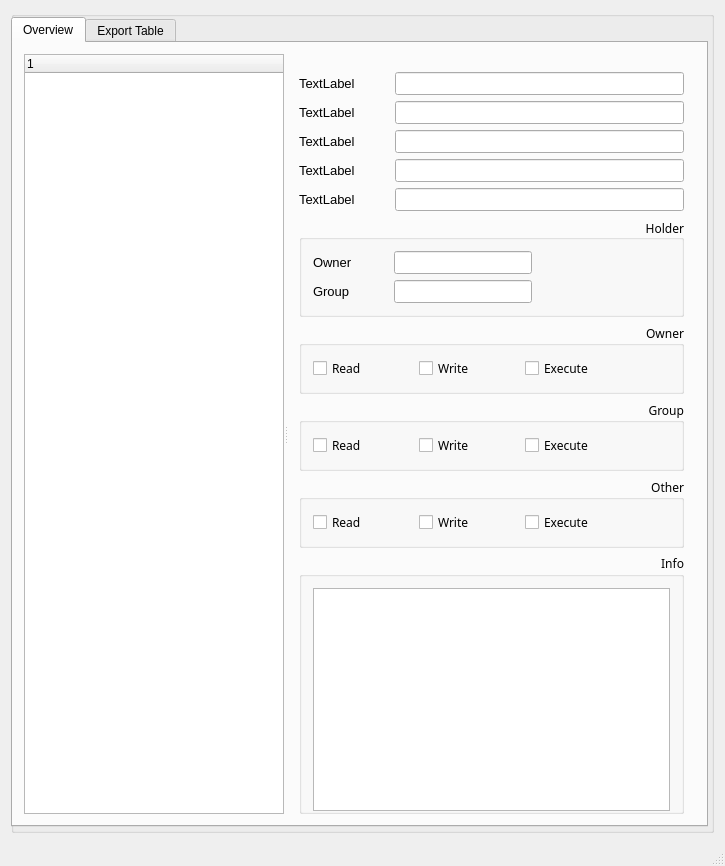
The window that mainwindow.ui (bas524/linuxdependency) describes before a commit, drawn with Qt 5.
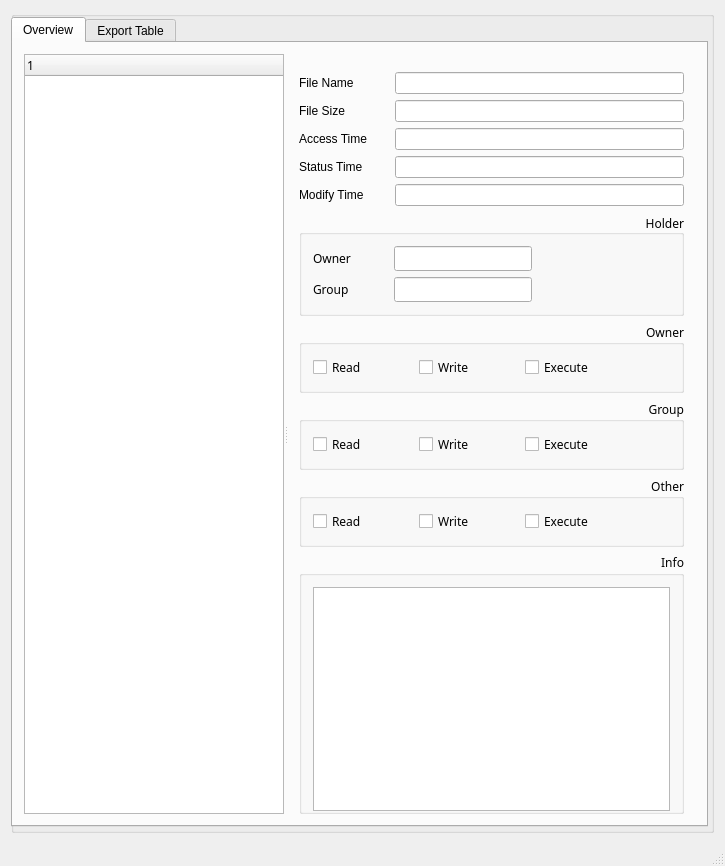
The same window after the commit. Icons and pictures are not drawn.

```diff
--- a/mainwindow.ui
+++ b/mainwindow.ui
@@ -72,6 +72,11 @@
            <enum>Qt::Horizontal</enum>
           </property>
           <widget class="QTreeWidget" name="treeWidget">
+           <property name="font">
+            <font>
+             <family>Menlo</family>
+            </font>
+           </property>
            <column>
             <property name="text">
              <string notr="true">1</string>
@@ -96,28 +101,13 @@
                   <height>0</height>
                  </size>
                 </property>
-                <property name="font">
-                 <font>
-                  <family>Helvetica Neue</family>
-                  <pointsize>10</pointsize>
-                  <weight>50</weight>
-                  <bold>false</bold>
-                 </font>
-                </property>
                 <property name="text">
-                 <string>TextLabel</string>
+                 <string>File Name</string>
                 </property>
                </widget>
               </item>
               <item>
                <widget class="QLineEdit" name="lineEditFileName">
-                <property name="font">
-                 <font>
-                  <pointsize>10</pointsize>
-                  <weight>50</weight>
-                  <bold>false</bold>
-                 </font>
-                </property>
                 <property name="readOnly">
                  <bool>true</bool>
                 </property>
@@ -135,28 +125,13 @@
                   <height>0</height>
                  </size>
                 </property>
-                <property name="font">
-                 <font>
-                  <family>Helvetica Neue</family>
-                  <pointsize>10</pointsize>
-                  <weight>50</weight>
-                  <bold>false</bold>
-                 </font>
-                </property>
                 <property name="text">
-                 <string>TextLabel</string>
+                 <string>File Size</string>
                 </property>
                </widget>
               </item>
               <item>
                <widget class="QLineEdit" name="lineEditFileSize">
-                <property name="font">
-                 <font>
-                  <pointsize>10</pointsize>
-                  <weight>50</weight>
-                  <bold>false</bold>
-                 </font>
-                </property>
                 <property name="readOnly">
                  <bool>true</bool>
                 </property>
@@ -174,28 +149,13 @@
                   <height>0</height>
                  </size>
                 </property>
-                <property name="font">
-                 <font>
-                  <family>Helvetica Neue</family>
-                  <pointsize>10</pointsize>
-                  <weight>50</weight>
-                  <bold>false</bold>
-                 </font>
-                </property>
                 <property name="text">
-                 <string>TextLabel</string>
+                 <string>Access Time</string>
                 </property>
                </widget>
               </item>
               <item>
                <widget class="QLineEdit" name="lineEditTimeStatus">
-                <property name="font">
-                 <font>
-                  <pointsize>10</pointsize>
-                  <weight>50</weight>
-                  <bold>false</bold>
-                 </font>
-                </property>
                 <property name="readOnly">
                  <bool>true</bool>
                 </property>
@@ -213,28 +173,13 @@
                   <height>0</height>
                  </size>
                 </property>
-                <property name="font">
-                 <font>
-                  <family>Helvetica Neue</family>
-                  <pointsize>10</pointsize>
-                  <weight>50</weight>
-                  <bold>false</bold>
-                 </font>
-                </property>
                 <property name="text">
-                 <string>TextLabel</string>
+                 <string>Status Time</string>
                 </property>
                </widget>
               </item>
               <item>
                <widget class="QLineEdit" name="lineEditTimeAccess">
-                <property name="font">
-                 <font>
-                  <pointsize>10</pointsize>
-                  <weight>50</weight>
-                  <bold>false</bold>
-                 </font>
-                </property>
                 <property name="readOnly">
                  <bool>true</bool>
                 </property>
@@ -252,28 +197,13 @@
                   <height>0</height>
                  </size>
                 </property>
-                <property name="font">
-                 <font>
-                  <family>Helvetica Neue</family>
-                  <pointsize>10</pointsize>
-                  <weight>50</weight>
-                  <bold>false</bold>
-                 </font>
-                </property>
                 <property name="text">
-                 <string>TextLabel</string>
+                 <string>Modify Time</string>
                 </property>
                </widget>
               </item>
               <item>
                <widget class="QLineEdit" name="lineEditTimeModify">
-                <property name="font">
-                 <font>
-                  <pointsize>10</pointsize>
-                  <weight>50</weight>
-                  <bold>false</bold>
-                 </font>
-                </property>
                 <property name="readOnly">
                  <bool>true</bool>
                 </property>
@@ -303,12 +233,6 @@
                    <height>0</height>
                   </size>
                  </property>
-                 <property name="font">
-                  <font>
-                   <family>Ubuntu</family>
-                   <pointsize>10</pointsize>
-                  </font>
-                 </property>
                  <property name="text">
                   <string>Owner</string>
                  </property>
@@ -335,12 +259,6 @@
                    <height>0</height>
                   </size>
                  </property>
-                 <property name="font">
-                  <font>
-                   <family>Ubuntu</family>
-                   <pointsize>10</pointsize>
-                  </font>
-                 </property>
                  <property name="text">
                   <string>Group</string>
                  </property>
@@ -348,12 +266,6 @@
                </item>
                <item row="0" column="1">
                 <widget class="QLineEdit" name="lineEditOwner">
-                 <property name="font">
-                  <font>
-                   <family>Ubuntu</family>
-                   <pointsize>10</pointsize>
-                  </font>
-                 </property>
                  <property name="readOnly">
                   <bool>true</bool>
                  </property>
@@ -361,12 +273,6 @@
                </item>
                <item row="2" column="1">
                 <widget class="QLineEdit" name="lineEditGroup">
-                 <property name="font">
-                  <font>
-                   <family>Ubuntu</family>
-                   <pointsize>10</pointsize>
-                  </font>
-                 </property>
                  <property name="readOnly">
                   <bool>true</bool>
                  </property>
@@ -662,12 +568,6 @@
                </property>
                <item row="0" column="0">
                 <widget class="QTextEdit" name="textEditInformation">
-                 <property name="font">
-                  <font>
-                   <family>Ubuntu Mono</family>
-                   <pointsize>10</pointsize>
-                  </font>
-                 </property>
                  <property name="readOnly">
                   <bool>true</bool>
                  </property>
```
Left out of the diff: 4 changed lines with no effect on the pictures.
